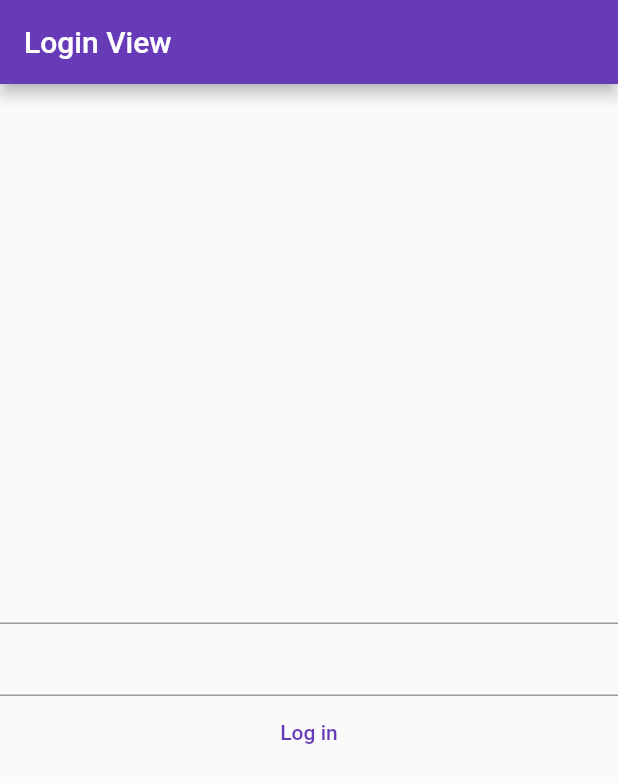
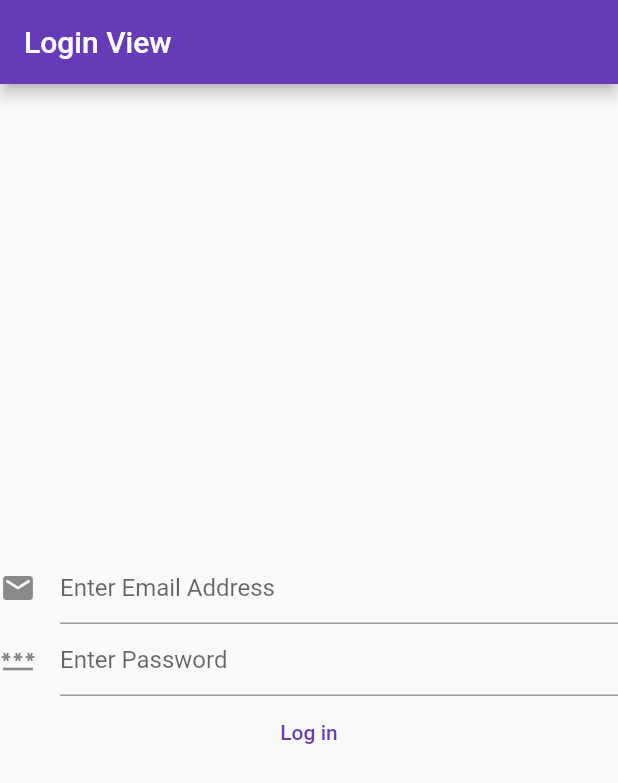
Before and after one commit to HazemSayad/flutter_login_form, a Flutter app: the screen it shows after launch, on a phone screen of 412 x 824 dp. Shown: the top 783 px of the screen. Run offline on Flutter 3.47's test engine with Material 2 defaults, Android fonts, the phone set to English and light mode, and no system bars.

Commit message:
added UI and UX features to login view

```diff
--- a/lib/views/login_view.dart
+++ b/lib/views/login_view.dart
@@ -34,8 +34,22 @@ class _LoginViewState extends State<LoginView> {
       body: Column(
         mainAxisAlignment: MainAxisAlignment.center,
         children: [
-          const TextField(),
-          const TextField(),
+          TextField(
+            autocorrect: false,
+            enableSuggestions: false,
+            keyboardType: TextInputType.emailAddress,
+            controller: _email,
+            decoration: const InputDecoration(
+                hintText: "Enter Email Address",
+                icon: Icon(Icons.email_rounded)),
+          ),
+          TextField(
+              obscureText: true,
+              autocorrect: false,
+              enableSuggestions: false,
+              controller: _password,
+              decoration: const InputDecoration(
+                  hintText: "Enter Password", icon: Icon(Icons.password))),
           TextButton(onPressed: () {}, child: const Text("Log in"))
         ],
       ),
```
